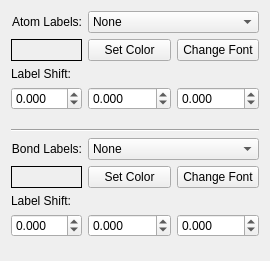
cryos/avogadro, file libavogadro/src/engines/labelsettingswidget.ui: the form before one commit.
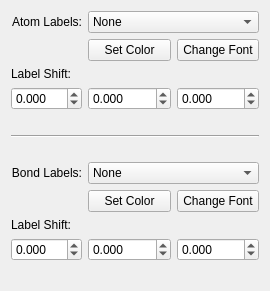
The form after the commit.

Commit message: Eleminated segfault by removing label preview

```diff
--- a/libavogadro/src/engines/labelsettingswidget.ui
+++ b/libavogadro/src/engines/labelsettingswidget.ui
@@ -7,7 +7,7 @@
     <x>0</x>
     <y>0</y>
     <width>270</width>
-    <height>261</height>
+    <height>291</height>
    </rect>
   </property>
   <property name="sizeIncrement">
@@ -17,7 +17,7 @@
    </size>
   </property>
   <layout class="QGridLayout">
-   <item row="11" column="1">
+   <item row="12" column="1">
     <spacer>
      <property name="orientation">
       <enum>Qt::Vertical</enum>
@@ -142,7 +142,7 @@
      </property>
     </widget>
    </item>
-   <item row="7" column="0">
+   <item row="8" column="0">
     <widget class="QLabel" name="label_2">
      <property name="sizePolicy">
       <sizepolicy hsizetype="Minimum" vsizetype="Preferred">
@@ -196,7 +196,7 @@
      </property>
     </widget>
    </item>
-   <item row="7" column="1" colspan="2">
+   <item row="8" column="1" colspan="2">
     <widget class="QComboBox" name="bondType">
      <property name="sizePolicy">
       <sizepolicy hsizetype="Preferred" vsizetype="Fixed">
@@ -270,14 +270,14 @@
      </property>
     </widget>
    </item>
-   <item row="8" column="1">
+   <item row="9" column="1">
     <widget class="QPushButton" name="bondColor">
      <property name="text">
       <string>Set Color</string>
      </property>
     </widget>
    </item>
-   <item row="8" column="2">
+   <item row="9" column="2">
     <widget class="QPushButton" name="bondFont">
      <property name="text">
       <string>Change Font</string>
@@ -293,7 +293,7 @@
       </sizepolicy>
      </property>
      <property name="frameShape">
-      <enum>QFrame::Box</enum>
+      <enum>QFrame::NoFrame</enum>
      </property>
      <property name="midLineWidth">
       <number>0</number>
@@ -309,7 +309,7 @@
      </property>
     </widget>
    </item>
-   <item row="8" column="0">
+   <item row="9" column="0">
     <widget class="QLabel" name="bondLabel">
      <property name="sizePolicy">
       <sizepolicy hsizetype="Minimum" vsizetype="Preferred">
@@ -318,7 +318,7 @@
       </sizepolicy>
      </property>
      <property name="frameShape">
-      <enum>QFrame::Box</enum>
+      <enum>QFrame::NoFrame</enum>
      </property>
      <property name="text">
       <string/>
@@ -338,7 +338,7 @@
      </property>
     </widget>
    </item>
-   <item row="10" column="0">
+   <item row="11" column="0">
     <widget class="QDoubleSpinBox" name="xBondDisplSpinBox">
      <property name="enabled">
       <bool>true</bool>
@@ -357,7 +357,7 @@
      </property>
     </widget>
    </item>
-   <item row="10" column="1">
+   <item row="11" column="1">
     <widget class="QDoubleSpinBox" name="yBondDisplSpinBox">
      <property name="enabled">
       <bool>true</bool>
@@ -373,7 +373,7 @@
      </property>
     </widget>
    </item>
-   <item row="10" column="2">
+   <item row="11" column="2">
     <widget class="QDoubleSpinBox" name="zBondDisplSpinBox">
      <property name="enabled">
       <bool>true</bool>
@@ -389,7 +389,7 @@
      </property>
     </widget>
    </item>
-   <item row="9" column="0">
+   <item row="10" column="0">
     <widget class="QLabel" name="originLabel">
      <property name="enabled">
       <bool>true</bool>
@@ -433,6 +433,19 @@
      </property>
     </widget>
    </item>
+   <item row="7" column="1">
+    <spacer name="verticalSpacer_2">
+     <property name="orientation">
+      <enum>Qt::Vertical</enum>
+     </property>
+     <property name="sizeHint" stdset="0">
+      <size>
+       <width>20</width>
+       <height>40</height>
+      </size>
+     </property>
+    </spacer>
+   </item>
   </layout>
  </widget>
  <resources/>
```
The commit also changes 1 other file.
